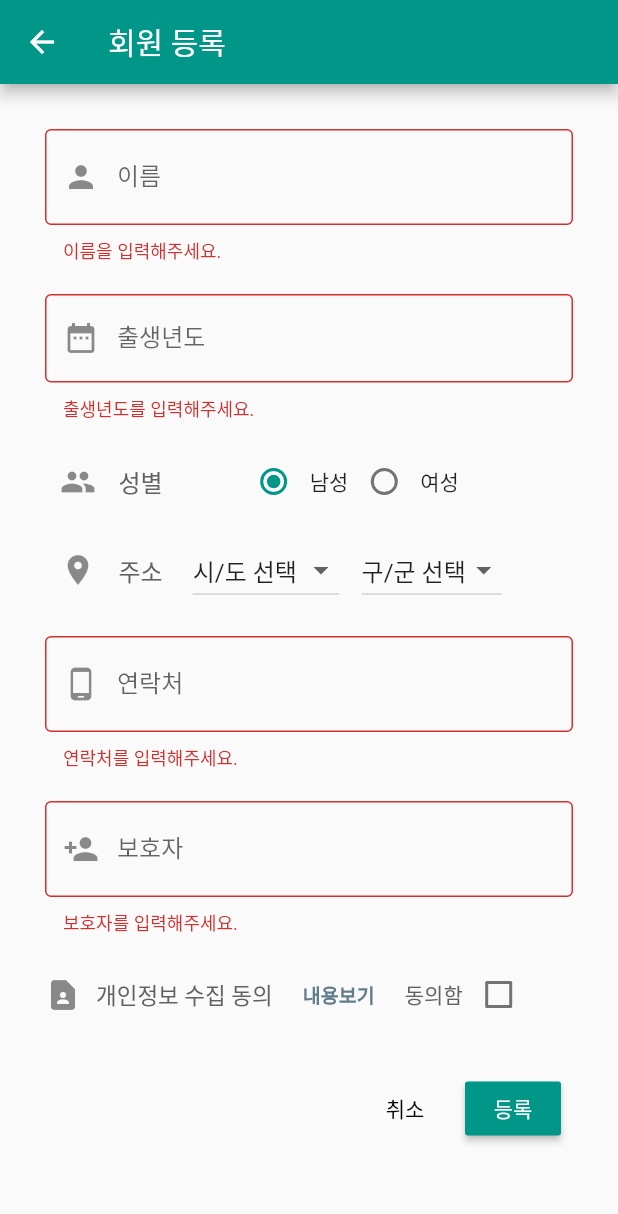
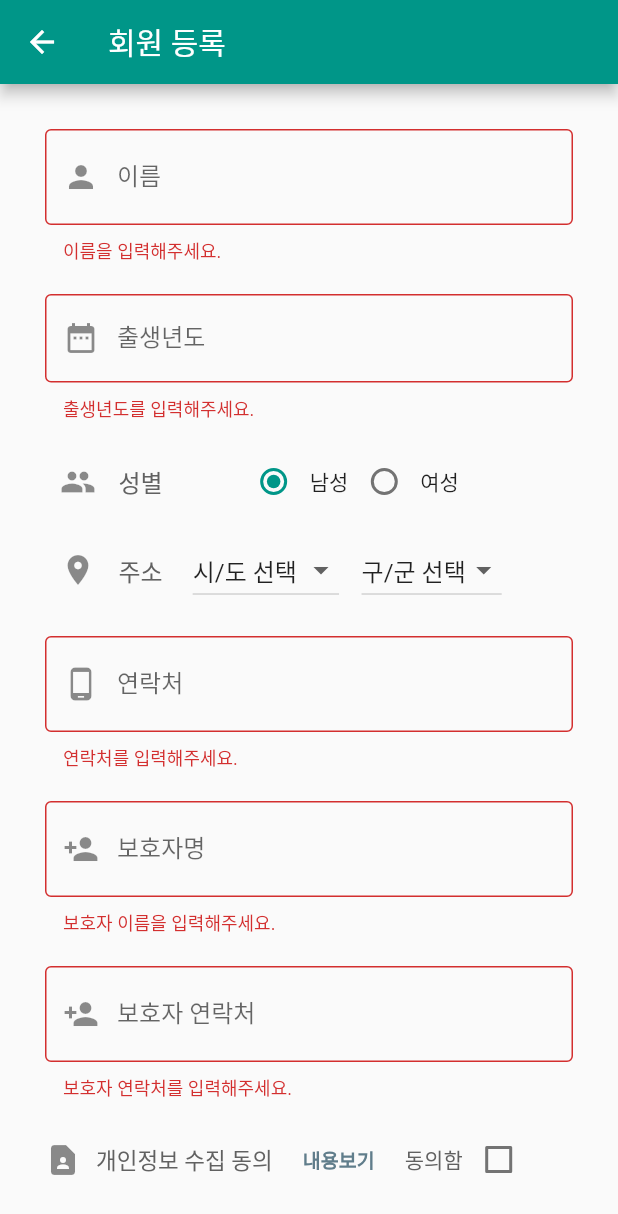
Before and after one commit to devkim0219/lebengrida, a Flutter app: the JoinPage screen opened by its route, after a tap on "등록", on a phone screen of 412 x 824 dp. Shown: the top 1214 px of the screen. Run offline on Flutter 3.47's test engine with Material 2 defaults, Android fonts, the phone set to English and light mode, and no system bars; drawn by our look-alikes of group_radio_button; our stand-ins replace audioplayers, circular_countdown_timer, flick_video_player, fluttertoast, video_player; accounts and stored records are empty.

Commit message:
보호자 연락처 추가 및 검사 결과 화면 생성, DB연동 완료

```diff
--- a/lebengrida/lib/main.dart
+++ b/lebengrida/lib/main.dart
@@ -13,7 +13,7 @@ void main() {
 }
 
 class MyApp extends StatelessWidget {
-  List qData;
+  final List qData = [];
 
   // This widget is the root of your application.
   @override
@@ -46,7 +46,7 @@ class MyApp extends StatelessWidget {
         '/animation': (context) => AnimationPage(),
         '/question': (context) => QuestionPage(),
         '/guide': (context) => GuidePage(),
-        '/result': (context) => ResultPage(),
+        '/result': (context) => ResultPage(mobile: ''),
       },
     );
   }
--- a/lebengrida/lib/models/user_data.dart
+++ b/lebengrida/lib/models/user_data.dart
@@ -5,9 +5,10 @@ class User {
   final String gender;
   final String address;
   final String mobile;
-  final String protector;
+  final String protectorName;
+  final String protectorMobile;
 
-  User({this.name, this.birth, this.age, this.gender, this.address, this.mobile, this.protector});
+  User({this.name, this.birth, this.age, this.gender, this.address, this.mobile, this.protectorName, this.protectorMobile});
 
   factory User.fromJson(Map<String, dynamic> json) {
     return User(
@@ -17,7 +18,8 @@ class User {
       gender: json['gender'],
       address: json['address'],
       mobile: json['mobile'],
-      protector: json['protector']
+      protectorName: json['protector_name'],
+      protectorMobile: json['protector_mobile'],
     );
   }
 }
--- a/lebengrida/lib/screens/animation.dart
+++ b/lebengrida/lib/screens/animation.dart
@@ -1,5 +1,3 @@
-import 'dart:io';
-
 import 'package:flutter/material.dart';
 import 'package:video_player/video_player.dart';
 import 'package:flick_video_player/flick_video_player.dart';
--- a/lebengrida/lib/screens/join.dart
+++ b/lebengrida/lib/screens/join.dart
@@ -24,7 +24,8 @@ class JoinPageState extends State<JoinPage> {
   TextEditingController _nameController;
   TextEditingController _birthController;
   TextEditingController _mobileController;
-  TextEditingController _protectorController;
+  TextEditingController _protectorNameController;
+  TextEditingController _protectorMobileController;
 
   // 시군구 리스트
   final List<String> _sidoGubun = ["시/도 선택","서울특별시","인천광역시","대전광역시","광주광역시","대구광역시","울산광역시","부산광역시","경기도","강원도","충청북도","충청남도","전라북도","전라남도","경상북도","경상남도","제주도"];
@@ -111,7 +112,7 @@ class JoinPageState extends State<JoinPage> {
             onChanged: (value) {
               setState(() {
                 _selectedGuGun = value;
-                print('selected $sido ${_selectedGuGun}');
+                print('selected $sido $_selectedGuGun');
               });
             },
           );
@@ -308,18 +309,36 @@ class JoinPageState extends State<JoinPage> {
             ),
           ),
           Padding(
-            padding: EdgeInsets.only(bottom: 15),
+            padding: EdgeInsets.only(bottom: 20),
             child: TextFormField(
-              controller: _protectorController,
+              controller: _protectorNameController,
               decoration: InputDecoration(
                 border: OutlineInputBorder(),
-                labelText: '보호자',
+                labelText: '보호자명',
                 hintText: '예) 홍길동',
                 prefixIcon: Icon(Icons.person_add),
               ),
               validator: (val) {
                 if (val == null || val.isEmpty) {
-                  return '보호자를 입력해주세요.';
+                  return '보호자 이름을 입력해주세요.';
+                }
+                return null;
+              },
+            ),
+          ),
+          Padding(
+            padding: EdgeInsets.only(bottom: 15),
+            child: TextFormField(
+              controller: _protectorNameController,
+              decoration: InputDecoration(
+                border: OutlineInputBorder(),
+                labelText: '보호자 연락처',
+                hintText: '예) 01012345678',
+                prefixIcon: Icon(Icons.person_add),
+              ),
+              validator: (val) {
+                if (val == null || val.isEmpty) {
+                  return '보호자 연락처를 입력해주세요.';
                 }
                 return null;
               },
@@ -429,7 +448,7 @@ class JoinPageState extends State<JoinPage> {
       _address = _selectedSido + " " + _selectedGuGun;
     }
 
-    UserServices.addUser(_nameController.text, _birthController.text, _selectedGender, _address, _mobileController.text, _protectorController.text)
+    UserServices.addUser(_nameController.text, _birthController.text, _selectedGender, _address, _mobileController.text, _protectorNameController.text, _protectorMobileController.text)
     .then((result) {
       if ('success' == result) {
         Fluttertoast.showToast(
@@ -449,7 +468,8 @@ class JoinPageState extends State<JoinPage> {
     _nameController = TextEditingController();
     _birthController = TextEditingController();
     _mobileController = TextEditingController();
-    _protectorController = TextEditingController();
+    _protectorNameController = TextEditingController();
+    _protectorMobileController = TextEditingController();
   }
 
   @override
--- a/lebengrida/lib/screens/userList.dart
+++ b/lebengrida/lib/screens/userList.dart
@@ -55,7 +55,8 @@ class UserListPageState extends State<UserListPage> {
             DataColumn(label: Text('성별')),
             DataColumn(label: Text('주소')),
             DataColumn(label: Text('연락처')),
-            DataColumn(label: Text('보호자')),
+            DataColumn(label: Text('보호자명')),
+            DataColumn(label: Text('보호자 연락처')),
             DataColumn(label: Text('삭제')),
           ],
           rows: _users.map(
@@ -79,7 +80,10 @@ class UserListPageState extends State<UserListPage> {
                 Text(user.mobile),
               ),
               DataCell(
-                Text(user.protector),
+                Text(user.protectorName),
+              ),
+              DataCell(
+                Text(user.protectorMobile),
               ),
               DataCell(IconButton(
                 icon: Icon(Icons.delete),
--- a/lebengrida/pubspec.yaml
+++ b/lebengrida/pubspec.yaml
@@ -60,7 +60,6 @@ flutter:
     - assets/images/
     - assets/sounds/
     - assets/videos/
-    - assets/videos/animation_5.mp4
   # An image asset can refer to one or more resolution-specific "variants", see
   # https://flutter.dev/assets-and-images/#resolution-aware.
   # For details regarding adding assets from package dependencies, see
```
Also changed, not shown: lebengrida/lib/models/result_data.dart (added, +51 -0 lines), lebengrida/lib/screens/login.dart (+15 -1 lines), lebengrida/lib/screens/question.dart (+7 -0 lines), lebengrida/lib/screens/result.dart (+53 -1 lines), lebengrida/lib/screens/update_info.dart (+31 -10 lines), lebengrida/lib/services/result_service.dart (added, +28 -0 lines), lebengrida/lib/services/user_service.dart (+6 -4 lines).
